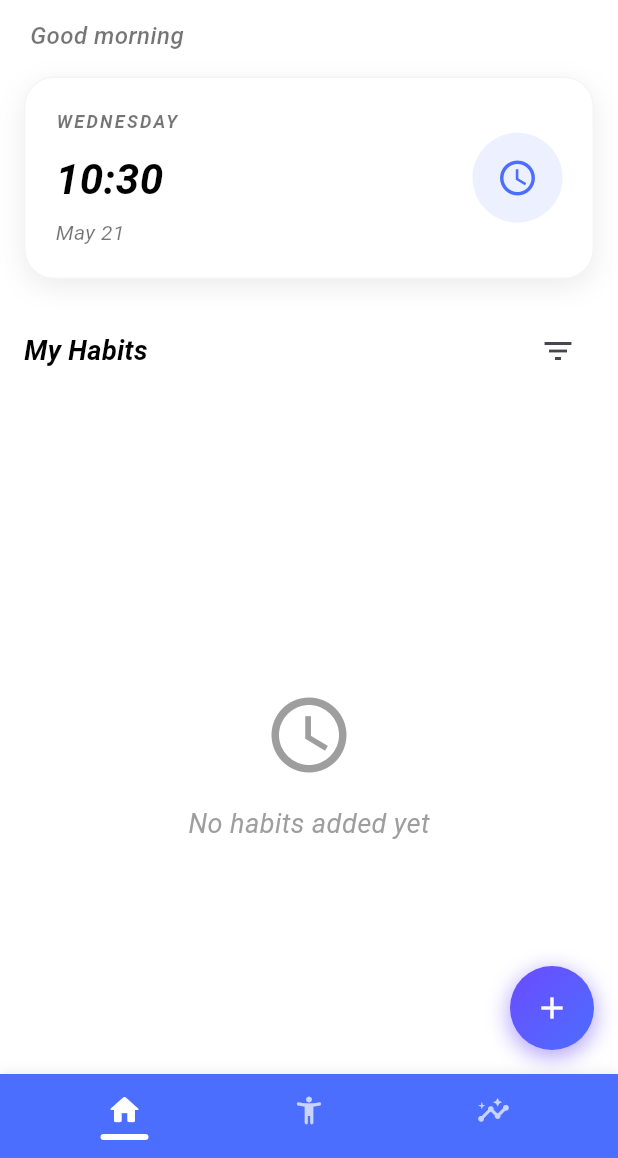
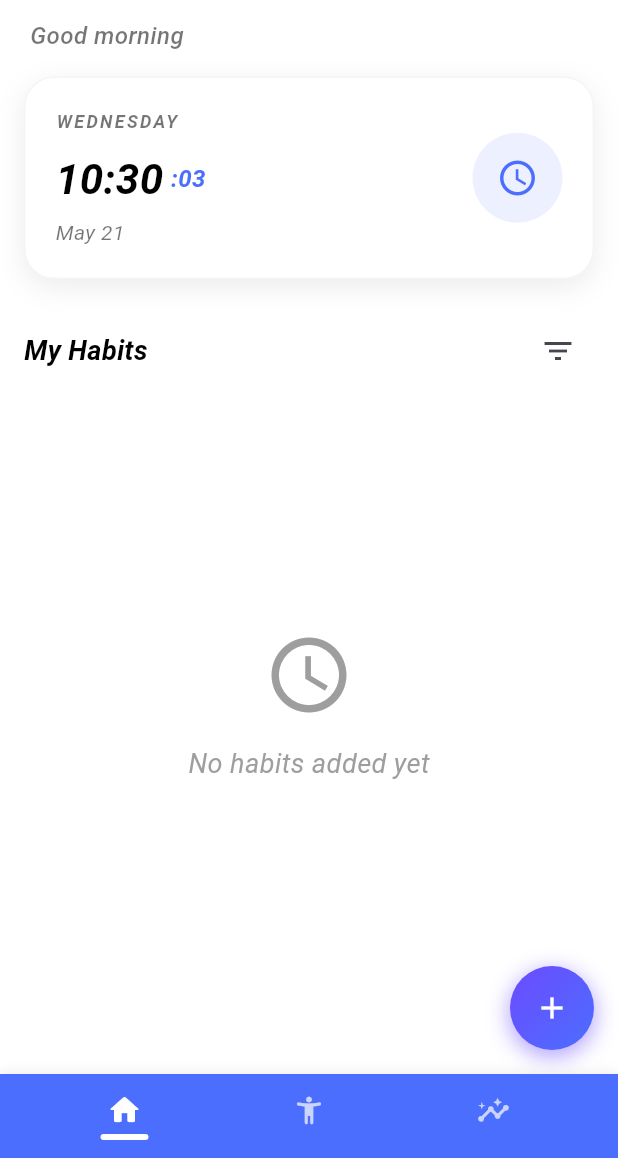
Before and after one commit to nabilrn/Momentum, a Flutter app: the screen it shows once a user with an empty profile is signed in, on a phone screen of 412 x 824 dp, the part 78-1236 px from its top. Run offline on Flutter 3.47's test engine with Material 3 defaults, Android fonts, the light colour scheme and no system bars; our stand-ins replace google_sign_in, page_transition, supabase_flutter; accounts and stored records are empty.

Commit message:
perubahan kecil

```diff
--- /dev/null
+++ b/devtools_options.yaml
@@ -0,0 +1,3 @@
+description: This file stores settings for Dart & Flutter DevTools.
+documentation: https://docs.flutter.dev/tools/devtools/extensions#configure-extension-enablement-states
+extensions:
--- a/lib/core/services/auth_service.dart
+++ b/lib/core/services/auth_service.dart
@@ -302,7 +302,7 @@ class AuthService {
 
         // If we get here, we didn't get any tokens - retry after a short delay
         retryCount++;
-        debugPrint('⚠️ AuthService: No tokens received, retrying (${retryCount}/${maxRetries})');
+        debugPrint('⚠️ AuthService: No tokens received, retrying ($retryCount/$maxRetries)');
         await Future.delayed(Duration(milliseconds: 500));
 
       } catch (e) {
--- a/lib/data/models/habit_completions_model.dart
+++ b/lib/data/models/habit_completions_model.dart
@@ -1,4 +1,3 @@
-import 'package:flutter/material.dart';
 
 class HabitCompletionsModel {
   final String? id;
--- a/lib/main.dart
+++ b/lib/main.dart
@@ -15,12 +15,14 @@ import 'package:supabase_flutter/supabase_flutter.dart';
 import 'package:provider/provider.dart';
 import 'package:momentum/presentation/providers/auth_provider.dart';
 import 'package:momentum/presentation/controllers/habit_controller.dart';
+import 'package:momentum/core/services/notification_service.dart';
 
 void main() async {
   WidgetsFlutterBinding.ensureInitialized();
 
   // Initialize Supabase
   await SupabaseService.initialize();
+
 
   runApp(const MomentumApp());
 }
--- a/lib/presentation/controllers/habit_controller.dart
+++ b/lib/presentation/controllers/habit_controller.dart
@@ -13,7 +13,7 @@ class HabitController extends ChangeNotifier {
   bool _isLoading = false;
   String? _error;
   List<HabitModel> _habits = [];
-  Map<String, List<HabitCompletionsModel>> _habitCompletions = {};
+  final Map<String, List<HabitCompletionsModel>> _habitCompletions = {};
 
 
   // Getters
--- a/lib/presentation/pages/add_habit_screen.dart
+++ b/lib/presentation/pages/add_habit_screen.dart
@@ -7,7 +7,7 @@ import '../widgets/add_habit/priority_selector.dart';
 import '../widgets/add_habit/time_selector.dart';
 import 'package:momentum/presentation/controllers/habit_controller.dart';
 import 'package:provider/provider.dart';
-
+import 'package:momentum/core/services/notification_service.dart';
 
 
 class AddHabitScreen extends StatefulWidget {
@@ -111,6 +111,8 @@ class _AddHabitScreenState extends State<AddHabitScreen> with SingleTickerProvid
         Navigator.pop(context);
 
         if (habit != null) {
+
+
           // Show success message
           ScaffoldMessenger.of(context).showSnackBar(
             SnackBar(
@@ -141,7 +143,6 @@ class _AddHabitScreenState extends State<AddHabitScreen> with SingleTickerProvid
       });
     }
   }
-
   @override
   Widget build(BuildContext context) {
     final isDarkMode = AppTheme.isDarkMode(context);
--- a/lib/presentation/pages/home_screen.dart
+++ b/lib/presentation/pages/home_screen.dart
@@ -70,7 +70,7 @@ class _HomeScreenState extends State<HomeScreen> {
     final isDarkMode = AppTheme.isDarkMode(context);
 
     return Scaffold(
-      extendBody: true,
+      extendBody: true, // Important for transparent navigation bar
       backgroundColor: isDarkMode ? const Color(0xFF121117) : Colors.white,
       appBar: const HomeAppBar(),
       body: _buildBody(isDarkMode),
@@ -83,7 +83,10 @@ class _HomeScreenState extends State<HomeScreen> {
   }
 
   Widget _buildBody(bool isDarkMode) {
-    return Container(
+    // Add SafeArea with bottom: false to respect system navigation areas but not bottom nav
+    return SafeArea(
+      bottom: false,
+      child: Container(
         decoration: isDarkMode
             ? const BoxDecoration(
           gradient: LinearGradient(
@@ -103,6 +106,10 @@ class _HomeScreenState extends State<HomeScreen> {
             _buildWelcomeMessage(isDarkMode),
             const TimeDateCard(),
             Expanded(
+              // Wrap in a Padding with bottom padding to account for bottom navigation
+              child: Padding(
+                // Add padding at the bottom to prevent content from being obscured by the nav bar
+                padding: const EdgeInsets.only(bottom: 80), // Adjust this value based on your nav bar height
                 child: Consumer<HabitController>(
                   // Using Consumer for more targeted rebuilds
                   builder: (context, habitController, _) => HabitList(
@@ -110,7 +117,9 @@ class _HomeScreenState extends State<HomeScreen> {
                   ),
                 ),
               ),
+            ),
           ],
+        ),
       ),
     );
   }
--- a/lib/presentation/pages/overview_screen.dart
+++ b/lib/presentation/pages/overview_screen.dart
@@ -7,7 +7,6 @@ import '../widgets/overview/stat_card.dart';
 import '../widgets/overview/progress_section.dart';
 import '../widgets/overview/weekly_chart.dart';
 import '../controllers/habit_controller.dart';
-import 'package:momentum/data/models/habit_model.dart';
 
 class OverviewScreen extends StatefulWidget {
   const OverviewScreen({super.key});
--- a/lib/presentation/widgets/home/time_date_card.dart
+++ b/lib/presentation/widgets/home/time_date_card.dart
@@ -1,20 +1,48 @@
 import 'package:flutter/material.dart';
 import 'package:momentum/core/theme/app_theme.dart';
 import 'package:intl/intl.dart';
+import 'dart:async';
 
-class TimeDateCard extends StatelessWidget {
+class TimeDateCard extends StatefulWidget {
   const TimeDateCard({super.key});
+
+  @override
+  State<TimeDateCard> createState() => _TimeDateCardState();
+}
+
+class _TimeDateCardState extends State<TimeDateCard> {
+  late DateTime _currentTime;
+  late Timer _timer;
+
+  @override
+  void initState() {
+    super.initState();
+    _currentTime = DateTime.now();
+    // Update time every second
+    _timer = Timer.periodic(const Duration(seconds: 1), (timer) {
+      if (mounted) {
+        setState(() {
+          _currentTime = DateTime.now();
+        });
+      }
+    });
+  }
+
+  @override
+  void dispose() {
+    _timer.cancel(); // Make sure to cancel the timer to prevent memory leaks
+    super.dispose();
+  }
 
   @override
   Widget build(BuildContext context) {
     final isDarkMode = AppTheme.isDarkMode(context);
     final primaryColor = const Color(0xFF4B6EFF);
 
-    // Get the current date and format it
-    final now = DateTime.now();
-    final formattedDay = DateFormat('EEEE').format(now);
-    final formattedDate = DateFormat('MMMM d').format(now);
-    final formattedTime = DateFormat('HH:mm').format(now);
+    // Format the current time and date
+    final formattedDay = DateFormat('EEEE').format(_currentTime);
+    final formattedDate = DateFormat('MMMM d').format(_currentTime);
+    final formattedTime = DateFormat('HH:mm:ss').format(_currentTime); // Added seconds
 
     return Padding(
       padding: const EdgeInsets.all(16.0),
@@ -63,13 +91,26 @@ class TimeDateCard extends StatelessWidget {
                     ),
                   ),
                   const SizedBox(height: 10),
+                  Row(
+                    children: [
                       Text(
-                    formattedTime,
+                        formattedTime.substring(0, 5), // Hours and minutes
                         style: TextStyle(
                           color: isDarkMode ? Colors.white : Colors.black,
                           fontSize: 28,
                           fontWeight: FontWeight.bold,
                         ),
+                      ),
+                      const SizedBox(width: 5),
+                      Text(
+                        formattedTime.substring(5), // Seconds
+                        style: TextStyle(
+                          color: primaryColor,
+                          fontSize: 16,
+                          fontWeight: FontWeight.bold,
+                        ),
+                      ),
+                    ],
                   ),
                   const SizedBox(height: 6),
                   Text(
--- a/pubspec.yaml
+++ b/pubspec.yaml
@@ -35,10 +35,16 @@ dependencies:
   http: ^1.4.0
   google_sign_in_web: ^0.12.4+4
   provider: ^6.1.5
+  flutter_local_notifications: ^19.2.1
+  permission_handler: ^12.0.0+1
+  timezone: ^0.10.1
+  flutter_timezone: ^4.1.0
+
 
 dev_dependencies:
   flutter_test:
     sdk: flutter
+
 
 
   flutter_lints: ^5.0.0
```
Also changed, not shown: lib/presentation/widgets/home/edit_habit_dialog.dart (+21 -21 lines), lib/presentation/widgets/home/habit_detail_dialog.dart (+0 -19 lines), lib/presentation/widgets/home/habit_list.dart (+64 -12 lines), pubspec.lock, 36 other files. Lines whose indentation alone changed are shown as unchanged.
